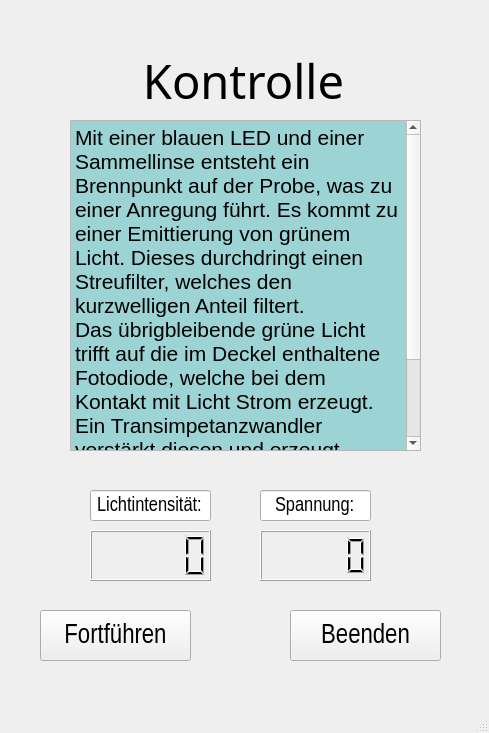
First picture: the form in dipl_Kontrolle/KontrollWindow_v1.ui, repository diplomarbeit-PCR/Diplomarbeit_PCR, before the edit.
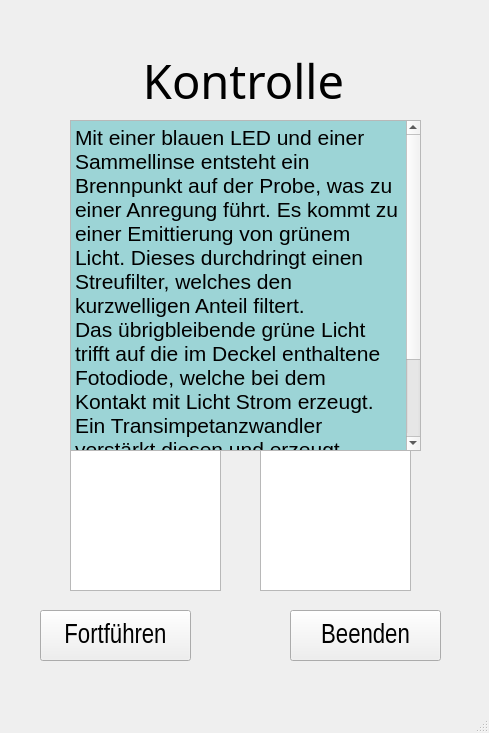
Second picture: the form after the edit.

The edit to the form file:
```diff
--- a/dipl_Kontrolle/KontrollWindow_v1.ui
+++ b/dipl_Kontrolle/KontrollWindow_v1.ui
@@ -98,76 +98,26 @@
      <string>Fortführen</string>
     </property>
    </widget>
-   <widget class="QLineEdit" name="Spg_line">
+   <widget class="QTableView" name="tbl_mess1">
     <property name="geometry">
      <rect>
-      <x>260</x>
-      <y>490</y>
-      <width>111</width>
-      <height>31</height>
+      <x>70</x>
+      <y>450</y>
+      <width>151</width>
+      <height>141</height>
      </rect>
     </property>
-    <property name="font">
-     <font>
-      <family>Arial Narrow</family>
-      <pointsize>15</pointsize>
-     </font>
-    </property>
-    <property name="text">
-     <string>Spannung:</string>
-    </property>
-    <property name="alignment">
-     <set>Qt::AlignCenter</set>
-    </property>
-    <property name="readOnly">
-     <bool>true</bool>
-    </property>
    </widget>
-   <widget class="QLCDNumber" name="Spg_detekt">
+   <widget class="QTableView" name="tbl_mess2">
     <property name="geometry">
      <rect>
       <x>260</x>
-      <y>530</y>
-      <width>111</width>
-      <height>51</height>
+      <y>450</y>
+      <width>151</width>
+      <height>141</height>
      </rect>
     </property>
    </widget>
-   <widget class="QLCDNumber" name="Licht_detekt">
-    <property name="geometry">
-     <rect>
-      <x>90</x>
-      <y>530</y>
-      <width>121</width>
-      <height>51</height>
-     </rect>
-    </property>
-   </widget>
-   <widget class="QLineEdit" name="Licht_line">
-    <property name="geometry">
-     <rect>
-      <x>90</x>
-      <y>490</y>
-      <width>121</width>
-      <height>31</height>
-     </rect>
-    </property>
-    <property name="font">
-     <font>
-      <family>Arial Narrow</family>
-      <pointsize>15</pointsize>
-     </font>
-    </property>
-    <property name="text">
-     <string>Lichtintensität:</string>
-    </property>
-    <property name="alignment">
-     <set>Qt::AlignCenter</set>
-    </property>
-    <property name="readOnly">
-     <bool>true</bool>
-    </property>
-   </widget>
   </widget>
   <widget class="QMenuBar" name="menubar">
    <property name="geometry">
```
